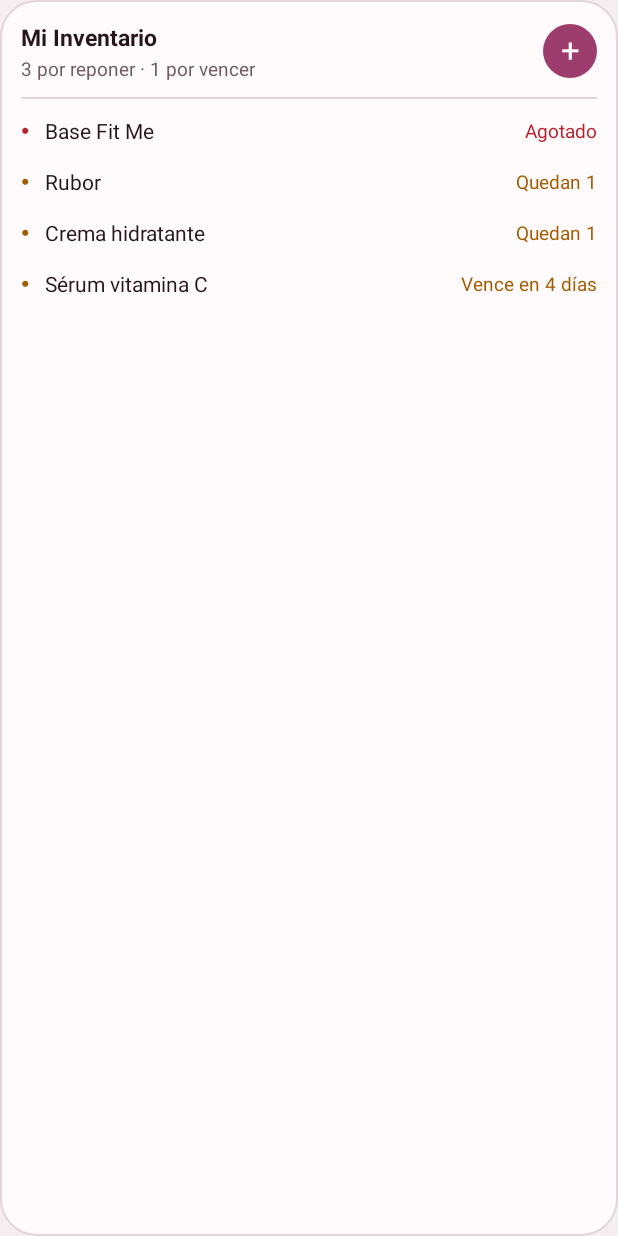
After one commit to DavidAGB/Android_inventory, an Android app: the layout widget.xml on its own in the app's theme, with its tools: preview values and no code run, on a phone screen of 412 x 824 dp. The commit adds this screen. Run offline under Robolectric (Android 15) with nearby library versions, the phone set to English and light mode, and no system bars.

Commit message:
Widget de pantalla de inicio: por reponer y por vencer
- Lista por urgencia (vencidos, agotados, por vencer, por reponer); en 2x2 solo los números
- Se actualiza al salir de la app y en la revisión periódica de alertas
- Colores según el modo claro/oscuro del teléfono
- Botón en Ajustes para añadirlo a la pantalla de inicio

```diff
--- a/app/src/main/java/com/davidagb/inventario/Alerts.kt
+++ b/app/src/main/java/com/davidagb/inventario/Alerts.kt
@@ -46,6 +46,7 @@ object Alerts {
     }
 
     fun check(ctx: Context) {
+        Widget.update(ctx) // los días para vencer cambian aunque nadie abra la app
         val inv = Inventory(ctx)
         val low = inv.products().filter { it.low }
         val expiring = inv.expiring(7)
--- a/app/src/main/java/com/davidagb/inventario/Theme.kt
+++ b/app/src/main/java/com/davidagb/inventario/Theme.kt
@@ -115,7 +115,11 @@ class App : android.app.Application() {
 
             override fun onActivityStopped(activity: Activity) {
                 started--
-                if (started == 0 && !activity.isChangingConfigurations && !externalFlow) AppIcon.applyPending(this@App)
+                if (started == 0 && !activity.isChangingConfigurations) {
+                    // Al volver a la pantalla de inicio el widget ya muestra los cambios.
+                    Widget.update(this@App)
+                    if (!externalFlow) AppIcon.applyPending(this@App)
+                }
             }
 
             override fun onActivityCreated(activity: Activity, savedInstanceState: android.os.Bundle?) {}
--- /dev/null
+++ b/app/src/main/res/drawable/widget_add.xml
@@ -0,0 +1,4 @@
+<?xml version="1.0" encoding="utf-8"?>
+<shape xmlns:android="http://schemas.android.com/apk/res/android" android:shape="oval">
+    <solid android:color="@color/accent" />
+</shape>
--- /dev/null
+++ b/app/src/main/res/drawable/widget_bg.xml
@@ -0,0 +1,6 @@
+<?xml version="1.0" encoding="utf-8"?>
+<shape xmlns:android="http://schemas.android.com/apk/res/android" android:shape="rectangle">
+    <solid android:color="@color/surface" />
+    <corners android:radius="24dp" />
+    <stroke android:width="1dp" android:color="@color/line" />
+</shape>
--- /dev/null
+++ b/app/src/main/res/layout/widget.xml
@@ -0,0 +1,281 @@
+<?xml version="1.0" encoding="utf-8"?>
+<LinearLayout xmlns:android="http://schemas.android.com/apk/res/android"
+    android:id="@android:id/background"
+    android:layout_width="match_parent"
+    android:layout_height="match_parent"
+    android:background="@drawable/widget_bg"
+    android:orientation="vertical"
+    android:padding="14dp">
+
+    <LinearLayout
+        android:id="@+id/header"
+        android:layout_width="match_parent"
+        android:layout_height="wrap_content"
+        android:gravity="center_vertical"
+        android:orientation="horizontal">
+        <LinearLayout
+            android:layout_width="0dp"
+            android:layout_height="wrap_content"
+            android:layout_weight="1"
+            android:orientation="vertical">
+            <TextView
+                android:layout_width="wrap_content"
+                android:layout_height="wrap_content"
+                android:singleLine="true"
+                android:text="@string/app_name"
+                android:textColor="@color/ink"
+                android:textSize="15sp"
+                android:textStyle="bold" />
+            <TextView
+                android:id="@+id/subtitle"
+                android:layout_width="wrap_content"
+                android:layout_height="wrap_content"
+                android:layout_marginTop="1dp"
+                android:singleLine="true"
+                android:ellipsize="end"
+                android:text="3 por reponer · 1 por vencer"
+                android:textColor="@color/muted"
+                android:textSize="12.5sp" />
+        </LinearLayout>
+        <TextView
+            android:id="@+id/add"
+            android:layout_width="36dp"
+            android:layout_height="36dp"
+            android:layout_marginStart="8dp"
+            android:background="@drawable/widget_add"
+            android:contentDescription="Nuevo producto"
+            android:gravity="center"
+            android:includeFontPadding="false"
+            android:text="+"
+            android:textColor="@color/on_accent"
+            android:textSize="22sp" />
+    </LinearLayout>
+
+    <FrameLayout
+        android:id="@+id/divider"
+        android:layout_width="match_parent"
+        android:layout_height="1dp"
+        android:layout_marginTop="10dp"
+        android:layout_marginBottom="4dp"
+        android:background="@color/line" />
+
+    <LinearLayout
+        android:id="@+id/row0"
+        android:layout_width="match_parent"
+        android:layout_height="34dp"
+        android:background="?android:attr/selectableItemBackground"
+        android:gravity="center_vertical"
+        android:orientation="horizontal"
+        android:visibility="visible">
+        <TextView
+            android:id="@+id/dot0"
+            android:layout_width="16dp"
+            android:layout_height="wrap_content"
+            android:text="●"
+            android:textColor="@color/danger"
+            android:textSize="9sp" />
+        <TextView
+            android:id="@+id/name0"
+            android:layout_width="0dp"
+            android:layout_height="wrap_content"
+            android:layout_weight="1"
+            android:ellipsize="end"
+            android:singleLine="true"
+            android:text="Base Fit Me"
+            android:textColor="@color/ink"
+            android:textSize="14sp" />
+        <TextView
+            android:id="@+id/detail0"
+            android:layout_width="wrap_content"
+            android:layout_height="wrap_content"
+            android:layout_marginStart="8dp"
+            android:singleLine="true"
+            android:text="Agotado"
+            android:textColor="@color/danger"
+            android:textSize="12.5sp" />
+    </LinearLayout>
+    <LinearLayout
+        android:id="@+id/row1"
+        android:layout_width="match_parent"
+        android:layout_height="34dp"
+        android:background="?android:attr/selectableItemBackground"
+        android:gravity="center_vertical"
+        android:orientation="horizontal"
+        android:visibility="visible">
+        <TextView
+            android:id="@+id/dot1"
+            android:layout_width="16dp"
+            android:layout_height="wrap_content"
+            android:text="●"
+            android:textColor="@color/warn"
+            android:textSize="9sp" />
+        <TextView
+            android:id="@+id/name1"
+            android:layout_width="0dp"
+            android:layout_height="wrap_content"
+            android:layout_weight="1"
+            android:ellipsize="end"
+            android:singleLine="true"
+            android:text="Rubor"
+            android:textColor="@color/ink"
+            android:textSize="14sp" />
+        <TextView
+            android:id="@+id/detail1"
+            android:layout_width="wrap_content"
+            android:layout_height="wrap_content"
+            android:layout_marginStart="8dp"
+            android:singleLine="true"
+            android:text="Quedan 1"
+            android:textColor="@color/warn"
+            android:textSize="12.5sp" />
+    </LinearLayout>
+    <LinearLayout
+        android:id="@+id/row2"
+        android:layout_width="match_parent"
+        android:layout_height="34dp"
+        android:background="?android:attr/selectableItemBackground"
+        android:gravity="center_vertical"
+        android:orientation="horizontal"
+        android:visibility="visible">
+        <TextView
+            android:id="@+id/dot2"
+            android:layout_width="16dp"
+            android:layout_height="wrap_content"
+            android:text="●"
+            android:textColor="@color/warn"
+            android:textSize="9sp" />
+        <TextView
+            android:id="@+id/name2"
+            android:layout_width="0dp"
+            android:layout_height="wrap_content"
+            android:layout_weight="1"
+            android:ellipsize="end"
+            android:singleLine="true"
+            android:text="Crema hidratante"
+            android:textColor="@color/ink"
+            android:textSize="14sp" />
+        <TextView
+            android:id="@+id/detail2"
+            android:layout_width="wrap_content"
+            android:layout_height="wrap_content"
+            android:layout_marginStart="8dp"
+            android:singleLine="true"
+            android:text="Quedan 1"
+            android:textColor="@color/warn"
+            android:textSize="12.5sp" />
+    </LinearLayout>
+    <LinearLayout
+        android:id="@+id/row3"
+        android:layout_width="match_parent"
+        android:layout_height="34dp"
+        android:background="?android:attr/selectableItemBackground"
+        android:gravity="center_vertical"
+        android:orientation="horizontal"
+        android:visibility="visible">
+        <TextView
+            android:id="@+id/dot3"
+            android:layout_width="16dp"
+            android:layout_height="wrap_content"
+            android:text="●"
+            android:textColor="@color/warn"
+            android:textSize="9sp" />
+        <TextView
+            android:id="@+id/name3"
+            android:layout_width="0dp"
+            android:layout_height="wrap_content"
+            android:layout_weight="1"
+            android:ellipsize="end"
+            android:singleLine="true"
+            android:text="Sérum vitamina C"
+            android:textColor="@color/ink"
+            android:textSize="14sp" />
+        <TextView
+            android:id="@+id/detail3"
+            android:layout_width="wrap_content"
+            android:layout_height="wrap_content"
+            android:layout_marginStart="8dp"
+            android:singleLine="true"
+            android:text="Vence en 4 días"
+            android:textColor="@color/warn"
+            android:textSize="12.5sp" />
+    </LinearLayout>
+    <LinearLayout
+        android:id="@+id/row4"
+        android:layout_width="match_parent"
+        android:layout_height="34dp"
+        android:background="?android:attr/selectableItemBackground"
+        android:gravity="center_vertical"
+        android:orientation="horizontal"
+        android:visibility="gone">
+        <TextView
+            android:id="@+id/dot4"
+            android:layout_width="16dp"
+            android:layout_height="wrap_content"
+            android:text="●"
+            android:textColor="@color/warn"
+            android:textSize="9sp" />
+        <TextView
+            android:id="@+id/name4"
+            android:layout_width="0dp"
+            android:layout_height="wrap_content"
+            android:layout_weight="1"
+            android:ellipsize="end"
+            android:singleLine="true"
+            android:text=""
+            android:textColor="@color/ink"
+            android:textSize="14sp" />
+        <TextView
+            android:id="@+id/detail4"
+            android:layout_width="wrap_content"
+            android:layout_height="wrap_content"
+            android:layout_marginStart="8dp"
+            android:singleLine="true"
+            android:text=""
+            android:textColor="@color/warn"
+            android:textSize="12.5sp" />
+    </LinearLayout>
+    <LinearLayout
+        android:id="@+id/row5"
+        android:layout_width="match_parent"
+        android:layout_height="34dp"
+        android:background="?android:attr/selectableItemBackground"
+        android:gravity="center_vertical"
+        android:orientation="horizontal"
+        android:visibility="gone">
+        <TextView
+            android:id="@+id/dot5"
+            android:layout_width="16dp"
+            android:layout_height="wrap_content"
+            android:text="●"
+            android:textColor="@color/warn"
+            android:textSize="9sp" />
+        <TextView
+            android:id="@+id/name5"
+            android:layout_width="0dp"
+            android:layout_height="wrap_content"
+            android:layout_weight="1"
+            android:ellipsize="end"
+            android:singleLine="true"
+            android:text=""
+            android:textColor="@color/ink"
+            android:textSize="14sp" />
+        <TextView
+            android:id="@+id/detail5"
+            android:layout_width="wrap_content"
+            android:layout_height="wrap_content"
+            android:layout_marginStart="8dp"
+            android:singleLine="true"
+            android:text=""
+            android:textColor="@color/warn"
+            android:textSize="12.5sp" />
+    </LinearLayout>
+
+    <TextView
+        android:id="@+id/empty"
+        android:layout_width="match_parent"
+        android:layout_height="wrap_content"
+        android:layout_marginTop="6dp"
+        android:textColor="@color/muted"
+        android:textSize="13sp"
+        android:visibility="gone" />
+</LinearLayout>
--- a/app/src/main/res/values/strings.xml
+++ b/app/src/main/res/values/strings.xml
@@ -1,4 +1,6 @@
 <?xml version="1.0" encoding="utf-8"?>
 <resources>
     <string name="app_name">Mi Inventario</string>
+    <string name="widget_label">Por reponer</string>
+    <string name="widget_desc">Lo que hay que reponer y lo que está por vencer</string>
 </resources>
```
Also changed, not shown: app/src/main/AndroidManifest.xml (+13 -0 lines), app/src/main/java/com/davidagb/inventario/SettingsDrawer.kt (+8 -0 lines), app/src/main/java/com/davidagb/inventario/Widget.kt (added, +219 -0 lines), app/src/main/res/layout/widget_small.xml (added, +52 -0 lines), app/src/main/res/xml/widget_info.xml (added, +15 -0 lines).
